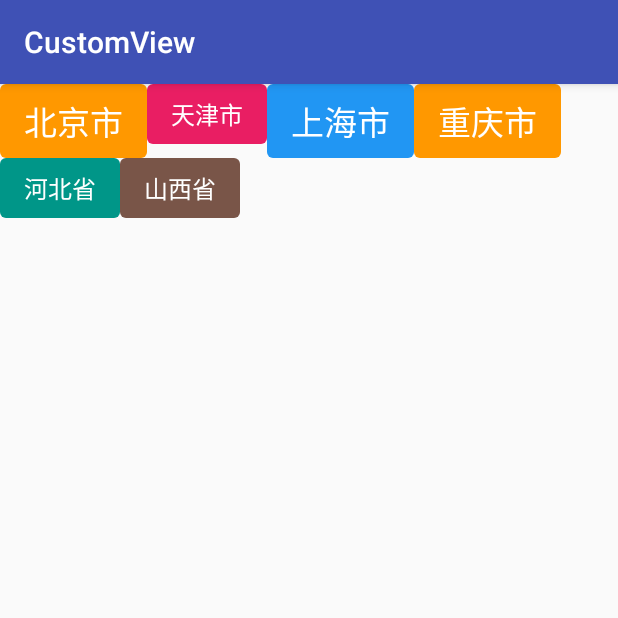
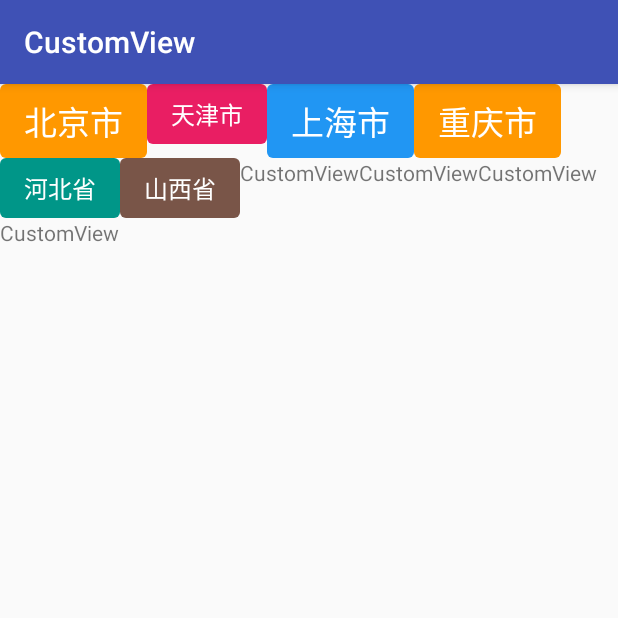
Before and after one commit to lushiyu5277/CustomView, an Android app: the fragment TagLayoutFragment shown on its own in the app's theme, on a phone screen of 412 x 824 dp, the top half of it. Run offline under Robolectric (Android 15) with nearby library versions, the phone set to English and light mode, and no system bars.

Commit message:
add view tree count caculate

```diff
--- a/app/src/main/java/com/geek/shiyulu/customview/fragment/BaseFragment.java
+++ b/app/src/main/java/com/geek/shiyulu/customview/fragment/BaseFragment.java
@@ -81,5 +81,19 @@ public abstract class BaseFragment extends Fragment {
         Log.i(getFragmentName(), "onDestroy");
     }
 
+    public int countView(View view) {
+        if (view == null) {
+            return 0;
+        }
+        int total = 1;
+        if (view instanceof ViewGroup) {
+            ViewGroup viewGroup = (ViewGroup)view;
+            for (int i = 0; i < viewGroup.getChildCount(); i++) {
+                total += countView(viewGroup.getChildAt(i));
+            }
+        }
+        return total;
+    }
+
 
 }
--- a/app/src/main/java/com/geek/shiyulu/customview/fragment/TagLayoutFragment.java
+++ b/app/src/main/java/com/geek/shiyulu/customview/fragment/TagLayoutFragment.java
@@ -4,6 +4,7 @@ import android.os.Bundle;
 import android.support.annotation.NonNull;
 import android.support.annotation.Nullable;
 import android.support.v4.app.Fragment;
+import android.util.Log;
 import android.view.LayoutInflater;
 import android.view.View;
 import android.view.ViewGroup;
@@ -20,6 +21,8 @@ public class TagLayoutFragment extends BaseFragment {
     @Override
     public View onCreateView(@NonNull LayoutInflater inflater, @Nullable ViewGroup container, @Nullable Bundle savedInstanceState) {
         super.onCreateView(inflater, container, savedInstanceState);
-        return inflater.inflate(R.layout.fragment_taglayout, null);
+        View rootView = inflater.inflate(R.layout.fragment_taglayout, null);
+        Log.i(getFragmentName(), "rootView has " + countView(rootView) + " views");
+        return rootView;
     }
 }
--- a/app/src/main/res/layout/fragment_taglayout.xml
+++ b/app/src/main/res/layout/fragment_taglayout.xml
@@ -37,6 +37,40 @@
     android:layout_height="wrap_content"
     android:text="山西省" />
 
+        <LinearLayout
+            android:layout_width="wrap_content"
+            android:layout_height="match_parent">
+
+            <TextView
+                android:layout_width="wrap_content"
+                android:layout_height="wrap_content"
+                android:text="@string/app_name"/>
+
+            <TextView
+                android:layout_width="wrap_content"
+                android:layout_height="wrap_content"
+                android:text="@string/app_name"/>
+
+            <TextView
+                android:layout_width="wrap_content"
+                android:layout_height="wrap_content"
+                android:text="@string/app_name"/>
+
+
+
+        </LinearLayout>
+
     </com.geek.shiyulu.customview.layout.TagLayout>
 
+    <LinearLayout
+        android:layout_width="wrap_content"
+        android:layout_height="match_parent">
+
+        <TextView
+            android:layout_width="wrap_content"
+            android:layout_height="wrap_content"
+            android:text="@string/app_name"/>
+
+    </LinearLayout>
+
 </LinearLayout>
```
